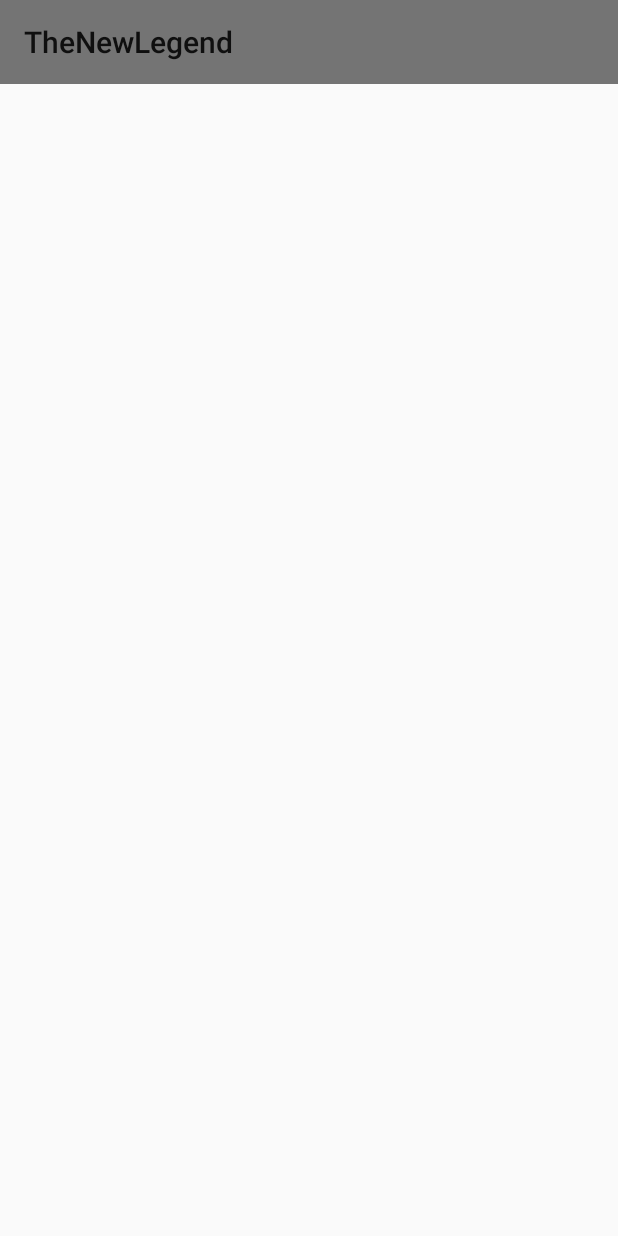
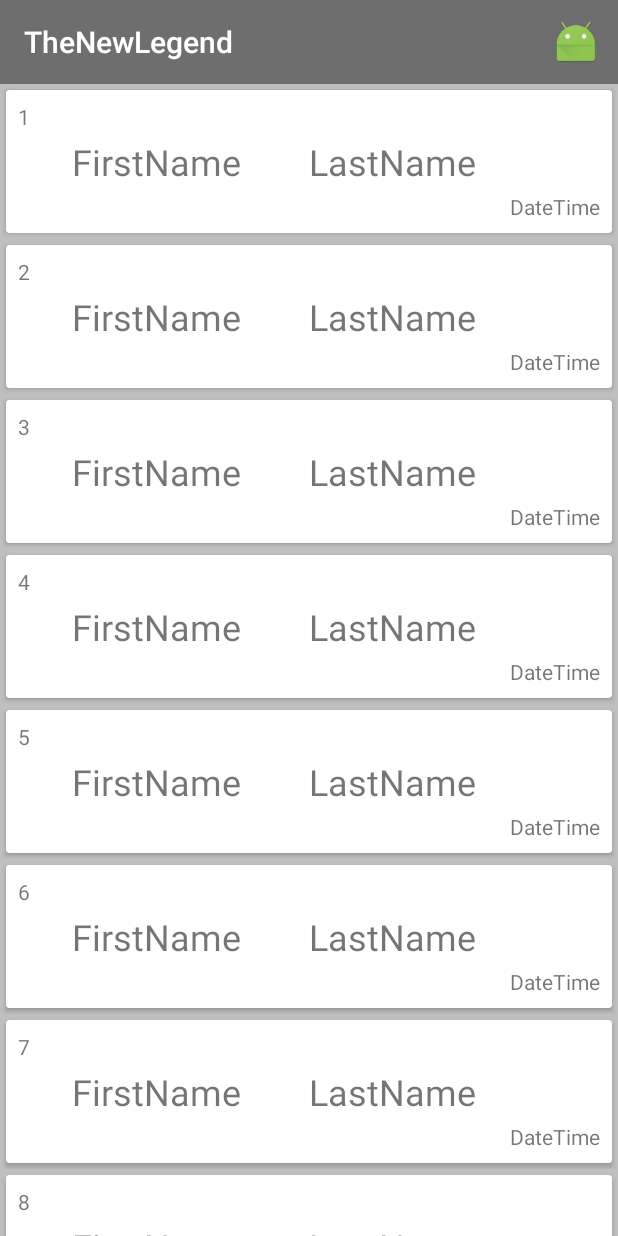
Before and after one commit to Kondeelov/legendOfKondee, an Android app: the screen it shows after launch (MainActivity), on a phone screen of 412 x 824 dp. Run offline under Robolectric (Android 15) with nearby library versions, the phone set to English and light mode, and no system bars; our stand-ins replace data binding; 1 statement that could not run was skipped.

Commit message:
Update 12/9/2016:11.37

```diff
--- a/app/build.gradle
+++ b/app/build.gradle
@@ -32,4 +32,6 @@ dependencies {
     compile 'com.android.support:design:24.2.0'
     compile 'com.squareup.retrofit2:retrofit:2.1.0'
     compile 'com.squareup.retrofit2:converter-gson:2.1.0'
+    compile 'com.android.support:recyclerview-v7:24.2.0'
+    compile 'com.android.support:cardview-v7:24.2.0'
 }
--- a/app/src/main/AndroidManifest.xml
+++ b/app/src/main/AndroidManifest.xml
@@ -2,7 +2,10 @@
 <manifest xmlns:android="http://schemas.android.com/apk/res/android"
     package="com.kondee.thenewlegend">
 
+    <uses-permission android:name="android.permission.INTERNET"/>
+
     <application
+        android:name=".MainApplication"
         android:allowBackup="true"
         android:icon="@mipmap/ic_launcher"
         android:label="@string/app_name"
--- /dev/null
+++ b/app/src/main/java/com/kondee/thenewlegend/MainApplication.java
@@ -0,0 +1,20 @@
+package com.kondee.thenewlegend;
+
+import android.app.Application;
+
+import com.kondee.thenewlegend.manager.Contextor;
+
+public class MainApplication extends Application {
+
+    @Override
+    public void onCreate() {
+        super.onCreate();
+
+        Contextor.getInstance().init(getApplicationContext());
+    }
+
+    @Override
+    public void onTerminate() {
+        super.onTerminate();
+    }
+}
--- a/app/src/main/java/com/kondee/thenewlegend/activity/MainActivity.java
+++ b/app/src/main/java/com/kondee/thenewlegend/activity/MainActivity.java
@@ -4,6 +4,8 @@ import android.databinding.DataBindingUtil;
 import android.os.Bundle;
 import android.support.annotation.Nullable;
 import android.support.v7.app.AppCompatActivity;
+import android.view.Menu;
+import android.view.MenuItem;
 
 import com.kondee.thenewlegend.R;
 import com.kondee.thenewlegend.databinding.ActivityMainBinding;
@@ -28,7 +30,25 @@ public class MainActivity extends AppCompatActivity {
         setSupportActionBar(binding.toolbar);
 
         getSupportFragmentManager().beginTransaction()
-                .replace(contentContainer, MainFragment.newInstance(),"MainFragment")
+                .replace(contentContainer, MainFragment.newInstance(), "MainFragment")
                 .commit();
     }
+
+    @Override
+    public boolean onCreateOptionsMenu(Menu menu) {
+        getMenuInflater().inflate(R.menu.menu_item, menu);
+        return true;
+    }
+
+    @Override
+    public boolean onOptionsItemSelected(MenuItem item) {
+        if (item.getItemId() == R.id.reloadBtn) {
+            MainFragment mainFragment = (MainFragment) getSupportFragmentManager().findFragmentByTag("MainFragment");
+            if (mainFragment != null) {
+                mainFragment.loadPeopleData();
+                mainFragment.showAlertDialog();
+            }
+        }
+        return super.onOptionsItemSelected(item);
+    }
 }
--- /dev/null
+++ b/app/src/main/java/com/kondee/thenewlegend/adapter/PeopleListAdapter.java
@@ -0,0 +1,61 @@
+package com.kondee.thenewlegend.adapter;
+
+import android.content.Context;
+import android.databinding.DataBindingUtil;
+import android.support.v7.widget.RecyclerView;
+import android.util.Log;
+import android.view.LayoutInflater;
+import android.view.View;
+import android.view.ViewGroup;
+import android.widget.BaseAdapter;
+import android.widget.Toast;
+
+import com.kondee.thenewlegend.R;
+import com.kondee.thenewlegend.databinding.ListItemPeopleBinding;
+import com.kondee.thenewlegend.manager.http.PeopleListManager;
+import com.kondee.thenewlegend.model.PeopleListItemDao;
+import com.kondee.thenewlegend.view.PeopleItemList;
+
+public class PeopleListAdapter extends BaseAdapter {
+
+    private static final String TAG = "Kondee";
+    private PeopleListItemDao dao = PeopleListManager.getInstance().getDao();
+
+    @Override
+    public int getCount() {
+        if (dao == null) {
+            return 50;
+        }
+        if (dao.getItem() == null) {
+            return 50;
+        }
+        return dao.getItem().size();
+    }
+
+    @Override
+    public Object getItem(int position) {
+        return dao.getItem().get(position);
+    }
+
+    @Override
+    public long getItemId(int position) {
+        return position + 1;
+    }
+
+    @Override
+    public View getView(int position, View convertView, ViewGroup parent) {
+        PeopleItemList item;
+        if (convertView != null) {
+            item = (PeopleItemList)convertView;
+        } else {
+            item = new PeopleItemList(parent.getContext());
+        }
+
+        item.setIdNo(String.valueOf(getItemId(position)));
+//        item.setFirstName(dao.getItem().get(position).getFirstName());
+//        item.setLastName(dao.getItem().get(position).getLastName());
+//        item.setDateTime(dao.getItem().get(position).getLastUpdated().toString());
+
+        return item;
+    }
+}
--- a/app/src/main/java/com/kondee/thenewlegend/fragment/MainFragment.java
+++ b/app/src/main/java/com/kondee/thenewlegend/fragment/MainFragment.java
@@ -1,22 +1,105 @@
 package com.kondee.thenewlegend.fragment;
 
+import android.app.ProgressDialog;
+import android.databinding.DataBindingUtil;
 import android.os.Bundle;
 import android.support.annotation.Nullable;
+import android.support.design.widget.Snackbar;
 import android.support.v4.app.Fragment;
+import android.support.v7.app.AlertDialog;
+import android.support.v7.widget.LinearLayoutManager;
+import android.util.Log;
 import android.view.LayoutInflater;
 import android.view.View;
 import android.view.ViewGroup;
+import android.widget.ProgressBar;
+import android.widget.Toast;
+
+import com.kondee.thenewlegend.R;
+import com.kondee.thenewlegend.adapter.PeopleListAdapter;
+import com.kondee.thenewlegend.databinding.FragmentMainBinding;
+import com.kondee.thenewlegend.manager.Contextor;
+import com.kondee.thenewlegend.manager.http.HttpManager;
+import com.kondee.thenewlegend.manager.http.PeopleListManager;
+import com.kondee.thenewlegend.model.PeopleDataItemDao;
+import com.kondee.thenewlegend.model.PeopleListItemDao;
+
+import java.io.IOException;
+
+import retrofit2.Call;
+import retrofit2.Callback;
+import retrofit2.Response;
 
 public class MainFragment extends Fragment {
 
+    private static final String TAG = "Kondee";
+    FragmentMainBinding binding;
+    ProgressDialog progressDialog;
+    PeopleListAdapter adapter;
 
-    public static MainFragment newInstance(){
+    public static MainFragment newInstance() {
         return new MainFragment();
     }
 
     @Nullable
     @Override
     public View onCreateView(LayoutInflater inflater, @Nullable ViewGroup container, @Nullable Bundle savedInstanceState) {
-        return super.onCreateView(inflater, container, savedInstanceState);
+
+        binding = DataBindingUtil.inflate(inflater, R.layout.fragment_main, container, false);
+        View rootView = binding.getRoot();
+
+        initInstance();
+        showAlertDialog();
+        loadPeopleData();
+
+        return rootView;
     }
+
+    private void initInstance() {
+        adapter = new PeopleListAdapter();
+        binding.listView.setAdapter(adapter);
+    }
+
+    public void loadPeopleData() {
+        Call<PeopleListItemDao> call = HttpManager.getInstance().getService().loadPeople();
+        call.enqueue(new Callback<PeopleListItemDao>() {
+            @Override
+            public void onResponse(Call<PeopleListItemDao> call, Response<PeopleListItemDao> response) {
+                if (response.isSuccessful()) {
+                    PeopleListItemDao dao = response.body();
+                    PeopleListManager.getInstance().setDao(dao);
+
+                    adapter.notifyDataSetChanged();
+                    progressDialog.dismiss();
+                } else {
+                    progressDialog.dismiss();
+                    try {
+                        Toast.makeText(Contextor.getInstance().getContext(), response.errorBody().string(), Toast.LENGTH_SHORT).show();
+                    } catch (IOException e) {
+                        e.printStackTrace();
+                    }
+                }
+            }
+
+            @Override
+            public void onFailure(Call<PeopleListItemDao> call, Throwable t) {
+                progressDialog.dismiss();
+                Toast.makeText(Contextor.getInstance().getContext(), t.toString(), Toast.LENGTH_SHORT).show();
+            }
+        });
+    }
+
+    public void showAlertDialog() {
+        progressDialog = new ProgressDialog(getActivity());
+        progressDialog.setCancelable(false);
+        progressDialog.setProgressStyle(ProgressDialog.STYLE_SPINNER);
+        progressDialog.setTitle("Loading...");
+        progressDialog.show();
+
+        AlertDialog.Builder builder = new AlertDialog.Builder(getActivity());
+        builder.setCancelable(false)
+                .setView(new ProgressBar(getActivity()));
+    }
+
+
 }
--- /dev/null
+++ b/app/src/main/java/com/kondee/thenewlegend/manager/Contextor.java
@@ -0,0 +1,28 @@
+package com.kondee.thenewlegend.manager;
+
+import android.content.Context;
+
+public class Contextor {
+
+    private static Contextor instance;
+
+    public static Contextor getInstance() {
+        if (instance == null) {
+            instance = new Contextor();
+        }
+        return instance;
+    }
+
+    private Context mContext;
+
+    private Contextor() {
+    }
+
+    public void init(Context context) {
+        mContext = context;
+    }
+
+    public Context getContext() {
+        return mContext;
+    }
+}
--- /dev/null
+++ b/app/src/main/java/com/kondee/thenewlegend/manager/http/ApiService.java
@@ -0,0 +1,12 @@
+package com.kondee.thenewlegend.manager.http;
+
+import com.kondee.thenewlegend.model.PeopleListItemDao;
+
+import retrofit2.Call;
+import retrofit2.http.GET;
+
+public interface ApiService {
+
+    @GET("people")
+    Call<PeopleListItemDao> loadPeople();
+}
--- /dev/null
+++ b/app/src/main/java/com/kondee/thenewlegend/manager/http/HttpManager.java
@@ -0,0 +1,44 @@
+package com.kondee.thenewlegend.manager.http;
+
+import android.content.Context;
+
+import com.google.gson.Gson;
+import com.google.gson.GsonBuilder;
+import com.kondee.thenewlegend.manager.Contextor;
+
+import retrofit2.Retrofit;
+import retrofit2.converter.gson.GsonConverterFactory;
+
+public class HttpManager {
+
+    private static HttpManager instance;
+
+    public static HttpManager getInstance() {
+        if (instance == null) {
+            instance = new HttpManager();
+        }
+        return instance;
+    }
+
+    private Context mContext;
+    public ApiService service;
+
+    private HttpManager() {
+        mContext = Contextor.getInstance().getContext();
+
+        Gson gson = new GsonBuilder()
+                .setDateFormat("EEE, dd MMM yyyy HH:mm:ss z")
+                .create();
+
+        Retrofit retrofit = new Retrofit.Builder()
+                .baseUrl("http://192.168.1.144:5000/")
+                .addConverterFactory(GsonConverterFactory.create(gson))
+                .build();
+
+        service = retrofit.create(ApiService.class);
+    }
+
+    public ApiService getService() {
+        return service;
+    }
+}
--- /dev/null
+++ b/app/src/main/java/com/kondee/thenewlegend/manager/http/PeopleListManager.java
@@ -0,0 +1,33 @@
+package com.kondee.thenewlegend.manager.http;
+
+import android.content.Context;
+
+import com.kondee.thenewlegend.manager.Contextor;
+import com.kondee.thenewlegend.model.PeopleListItemDao;
+
+public class PeopleListManager {
+
+    private static PeopleListManager instance;
+
+    public static PeopleListManager getInstance() {
+        if (instance == null) {
+            instance = new PeopleListManager();
+        }
+        return instance;
+    }
+
+    private Context mContext;
+    private PeopleListItemDao dao;
+
+    private PeopleListManager() {
+        mContext = Contextor.getInstance().getContext();
+    }
+
+    public PeopleListItemDao getDao() {
+        return dao;
+    }
+
+    public void setDao(PeopleListItemDao dao) {
+        this.dao = dao;
+    }
+}
--- /dev/null
+++ b/app/src/main/java/com/kondee/thenewlegend/view/PeopleItemList.java
@@ -0,0 +1,70 @@
+package com.kondee.thenewlegend.view;
+
+import android.content.Context;
+import android.os.Build;
+import android.support.annotation.RequiresApi;
+import android.util.AttributeSet;
+import android.view.LayoutInflater;
+import android.widget.FrameLayout;
+import android.widget.TextView;
+
+import com.kondee.thenewlegend.databinding.ListItemPeopleBinding;
+
+public class PeopleItemList extends FrameLayout {
+
+    ListItemPeopleBinding binding;
+
+    public PeopleItemList(Context context) {
+        super(context);
+        initInflate();
+        initInstance();
+    }
+
+    public PeopleItemList(Context context, AttributeSet attrs) {
+        super(context, attrs);
+        initInflate();
+        initInstance();
+        initWithAttrs(attrs, 0, 0);
+    }
+
+    public PeopleItemList(Context context, AttributeSet attrs, int defStyleAttr) {
+        super(context, attrs, defStyleAttr);
+        initInflate();
+        initInstance();
+        initWithAttrs(attrs, defStyleAttr, 0);
+    }
+
+    @RequiresApi(21)
+    public PeopleItemList(Context context, AttributeSet attrs, int defStyleAttr, int defStyleRes) {
+        super(context, attrs, defStyleAttr, defStyleRes);
+        initInflate();
+        initInstance();
+        initWithAttrs(attrs, defStyleAttr, defStyleRes);
+    }
+
+    private void initInflate() {
+        LayoutInflater inflater = (LayoutInflater)getContext().getSystemService(Context.LAYOUT_INFLATER_SERVICE);
+        binding = ListItemPeopleBinding.inflate(inflater,this,true);
+    }
+
+    private void initInstance() {
+
+    }
+
+    private void initWithAttrs(AttributeSet attrs, int defStyleAttr, int defStyleRes) {
+
+    }
+
+    public void setIdNo(String idNo){
+        binding.tvIdNo.setText(idNo);
+    }
+    public void setFirstName(String firstName){
+        binding.tvFirstName.setText(firstName);
+    }
+    public void setLastName(String lastName){
+        binding.tvLastName.setText(lastName);
+    }
+    public void setDateTime(String dateTime){
+        binding.tvDateTime.setText(dateTime);
+    }
+}
--- a/app/src/main/res/layout/activity_main.xml
+++ b/app/src/main/res/layout/activity_main.xml
@@ -21,4 +21,5 @@
             android:layout_width="match_parent"
             android:layout_height="match_parent"/>
     </LinearLayout>
+
 </layout>
--- a/app/src/main/res/layout/fragment_main.xml
+++ b/app/src/main/res/layout/fragment_main.xml
@@ -1,14 +1,17 @@
 <?xml version="1.0" encoding="utf-8"?>
 <layout xmlns:android="http://schemas.android.com/apk/res/android">
 
-    <LinearLayout
+    <android.support.design.widget.CoordinatorLayout
+        android:id="@+id/layoutFmMain"
         android:layout_width="match_parent"
         android:layout_height="match_parent"
+        android:background="@color/colorGrayLightBackground"
         android:orientation="vertical">
 
-        <TextView
-            android:text="Hahaha"
-            android:layout_width="wrap_content"
-            android:layout_height="wrap_content" />
-    </LinearLayout>
+        <ListView
+            android:id="@+id/listView"
+            android:layout_width="match_parent"
+            android:layout_height="match_parent"
+           android:divider="@null"/>
+    </android.support.design.widget.CoordinatorLayout>
 </layout>
--- /dev/null
+++ b/app/src/main/res/layout/list_item_people.xml
@@ -0,0 +1,61 @@
+<?xml version="1.0" encoding="utf-8"?>
+<layout xmlns:android="http://schemas.android.com/apk/res/android">
+
+    <LinearLayout
+        android:layout_width="match_parent"
+        android:layout_height="match_parent">
+    <android.support.v7.widget.CardView
+        android:id="@+id/cardView"
+        android:clickable="true"
+        android:foreground="?attr/selectableItemBackgroundBorderless"
+        android:layout_width="match_parent"
+        android:layout_height="wrap_content"
+        android:layout_margin="4dp">
+
+        <LinearLayout
+            android:layout_width="match_parent"
+            android:layout_height="wrap_content"
+            android:orientation="vertical"
+            android:padding="8dp">
+
+            <TextView
+                android:id="@+id/tvIdNo"
+                android:layout_width="wrap_content"
+                android:layout_height="wrap_content"
+                android:text="IDNo." />
+
+            <LinearLayout
+                android:layout_width="match_parent"
+                android:layout_height="wrap_content"
+                android:layout_marginBottom="4dp"
+                android:layout_marginTop="4dp"
+                android:orientation="horizontal">
+
+                <TextView
+                    android:id="@+id/tvFirstName"
+                    android:layout_width="0dp"
+                    android:layout_height="wrap_content"
+                    android:layout_weight="1"
+                    android:paddingLeft="36dp"
+                    android:text="FirstName"
+                    android:textSize="24sp" />
+
+                <TextView
+                    android:id="@+id/tvLastName"
+                    android:layout_width="0dp"
+                    android:layout_height="wrap_content"
+                    android:layout_weight="1"
+                    android:text="LastName"
+                    android:textSize="24sp" />
+            </LinearLayout>
+
+            <TextView
+                android:id="@+id/tvDateTime"
+                android:layout_width="wrap_content"
+                android:layout_height="wrap_content"
+                android:layout_gravity="end"
+                android:text="DateTime" />
+        </LinearLayout>
+    </android.support.v7.widget.CardView>
+    </LinearLayout>
+</layout>
--- /dev/null
+++ b/app/src/main/res/menu/menu_item.xml
@@ -0,0 +1,10 @@
+<?xml version="1.0" encoding="utf-8"?>
+<menu xmlns:android="http://schemas.android.com/apk/res/android"
+    xmlns:app="http://schemas.android.com/apk/res-auto">
+
+<item android:id="@+id/reloadBtn"
+    android:icon="@mipmap/ic_launcher"
+    android:title=""
+    app:showAsAction="always"/>
+
+</menu>
--- a/app/src/main/res/values/colors.xml
+++ b/app/src/main/res/values/colors.xml
@@ -1,6 +1,7 @@
 <?xml version="1.0" encoding="utf-8"?>
 <resources>
-    <color name="colorPrimary">#747474</color>
+    <color name="colorPrimary">#6e6e6e</color>
     <color name="colorPrimaryDark">#4e4e4e</color>
     <color name="colorAccent">#067b06</color>
+    <color name="colorGrayLightBackground">#bfbfbf</color>
 </resources>
--- a/app/src/main/res/values/styles.xml
+++ b/app/src/main/res/values/styles.xml
@@ -8,6 +8,6 @@
         <item name="colorAccent">@color/colorAccent</item>
     </style>
 
-    <style name="AppTheme.NoActionBar" parent="Theme.AppCompat.Light.DarkActionBar"/>
+    <style name="AppTheme.NoActionBar" parent="ThemeOverlay.AppCompat.Dark.ActionBar" />
 
 </resources>
```
Also changed, not shown: app/src/main/java/com/kondee/thenewlegend/manager/SingletonTemplate.java (added, +21 -0 lines), app/src/main/java/com/kondee/thenewlegend/model/PeopleDataItemDao.java (added, +59 -0 lines), app/src/main/java/com/kondee/thenewlegend/model/PeopleListItemDao.java (added, +18 -0 lines).
